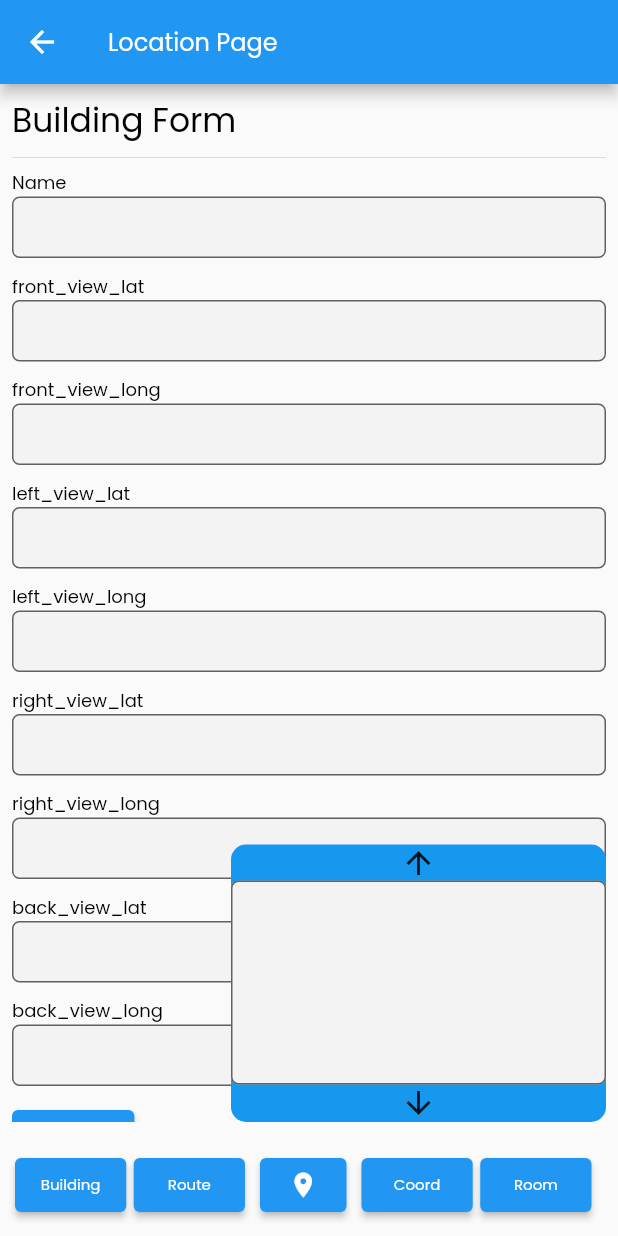
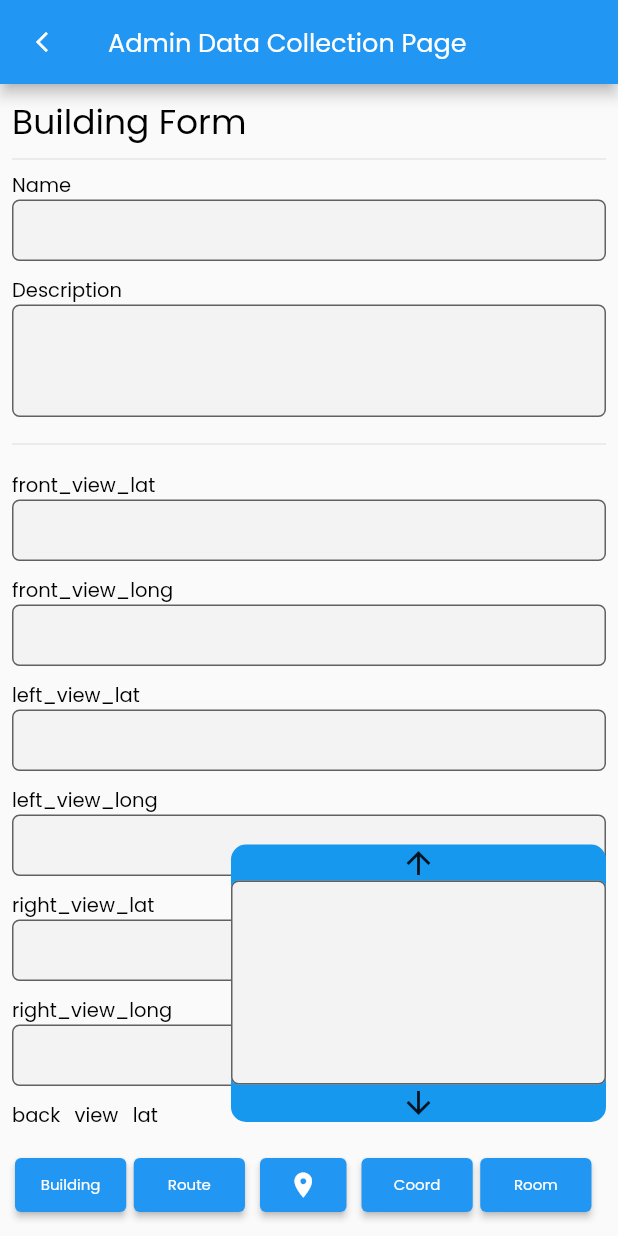
Before and after one commit to coupcode/amarp, a Flutter app: the LocationsPage screen opened directly, on a phone screen of 412 x 824 dp. Run offline on Flutter 3.47's test engine with Material 2 defaults, Android fonts, the phone set to English and light mode, and no system bars; our stand-ins replace camera, flutter_compass, geocoding, geolocator, get; missing offline and left inert: dart:ffi; network calls fail.

Commit message:
feat: building upload api integration done

```diff
--- a/lib/constants.dart
+++ b/lib/constants.dart
@@ -1,6 +1,6 @@
 import 'package:flutter/material.dart';
 
-const baseUrl = "http://127.0.0.1:8000/";
+const baseUrl = "https://armap.pythonanywhere.com/api/v1";
 // Global methods
 deviceSize(context) {
   return MediaQuery.of(context).size;
@@ -51,14 +51,14 @@ class AppInputFieldDecorations {
 
 class AppWhiteTextStyle {
   static const texth1 =
-      TextStyle(fontSize: 22, fontWeight: FontWeight.w500, color: Colors.white);
+      TextStyle(fontSize: 23, fontWeight: FontWeight.w500, color: Colors.white);
   static const texth2 =
-      TextStyle(fontSize: 20, fontWeight: FontWeight.w500, color: Colors.white);
+      TextStyle(fontSize: 21, fontWeight: FontWeight.w500, color: Colors.white);
   static const texth3 =
-      TextStyle(fontSize: 16, fontWeight: FontWeight.w500, color: Colors.white);
+      TextStyle(fontSize: 17, fontWeight: FontWeight.w500, color: Colors.white);
   static const texth4 = TextStyle(fontSize: 14, color: Colors.white);
   static const texth5 =
-      TextStyle(fontSize: 12, fontWeight: FontWeight.w500, color: Colors.white);
+      TextStyle(fontSize: 13, fontWeight: FontWeight.w500, color: Colors.white);
   static const textp =
       TextStyle(fontSize: 10, fontWeight: FontWeight.w500, color: Colors.white);
 
@@ -67,19 +67,19 @@ class AppWhiteTextStyle {
 class AppBlackTextStyle {
 
   static const texth1 =
-      TextStyle(fontSize: 22, fontWeight: FontWeight.w500, color: Colors.black);
+      TextStyle(fontSize: 23, fontWeight: FontWeight.w500, color: Colors.black);
   static const texth2 =
-      TextStyle(fontSize: 20, fontWeight: FontWeight.w500, color: Colors.black);
+      TextStyle(fontSize: 24, fontWeight: FontWeight.w500, color: Colors.black);
   static const texth2B =
-      TextStyle(fontSize: 20, fontWeight: FontWeight.w700, color: Colors.black);
+      TextStyle(fontSize: 21, fontWeight: FontWeight.w700, color: Colors.black);
   static const texth3 =
+      TextStyle(fontSize: 17, fontWeight: FontWeight.w500, color: Colors.black);
+  static const texth4 =
       TextStyle(fontSize: 16, fontWeight: FontWeight.w500, color: Colors.black);
-  static const texth4 =
-      TextStyle(fontSize: 15, fontWeight: FontWeight.w500, color: Colors.black);
   static const texth4B =
-      TextStyle(fontSize: 15, fontWeight: FontWeight.w700, color: Colors.black);
+      TextStyle(fontSize: 16, fontWeight: FontWeight.w700, color: Colors.black);
   static const texth5 =
-      TextStyle(fontSize: 12, fontWeight: FontWeight.w500, color: Colors.black);
+      TextStyle(fontSize: 13, fontWeight: FontWeight.w500, color: Colors.black);
   static const textpBlack =
       TextStyle(fontSize: 10, fontWeight: FontWeight.w500, color: Colors.black);
   static const textpGrey =
--- a/lib/screens/locations.dart
+++ b/lib/screens/locations.dart
@@ -2,7 +2,9 @@
 import 'dart:async';
 import 'dart:ffi';
 
+import 'package:amarp/api/post_class.dart';
 import 'package:amarp/constants.dart';
+import 'package:amarp/widgets/goback_btn.dart';
 import 'package:flutter/material.dart';
 import 'package:geocoding/geocoding.dart';
 import 'package:geolocator/geolocator.dart';
@@ -17,11 +19,14 @@ class LocationsPage extends StatefulWidget {
 class _LocationsPageState extends State<LocationsPage> {
   // Controller vars
   bool isLoading = false;
+  bool isSubmitBtnLoading = false;
   String onTopHeight = "down";
 
   final TextEditingController positionValuesTextControl = TextEditingController();
   // Building Text Controllers
   final TextEditingController buildingName = TextEditingController();
+  final TextEditingController buildingDescription = TextEditingController();
+
   final TextEditingController front_view_lat = TextEditingController();
   final TextEditingController front_view_long = TextEditingController();
 
@@ -75,6 +80,7 @@ class _LocationsPageState extends State<LocationsPage> {
   void dispose() {
     // dispose building controllers
     buildingName.dispose();
+    buildingDescription.dispose();
     front_view_lat.dispose();
     front_view_long.dispose();
     left_view_lat.dispose();
@@ -224,6 +230,24 @@ void startListening(){
                 decoration: AppInputFieldDecorations.decor1,
               ),
               AppPadding.verticalPadding,
+              const Text("Description", style: AppBlackTextStyle.texth5),
+              TextFormField(
+                controller: buildingDescription,
+                style: const TextStyle(fontSize: 12),
+                maxLines: 3,
+                validator: (e) {
+                  if (buildingDescription.text.isEmpty) {
+                    return "This field is required";
+                  } else {
+                    return null;
+                  }
+                },
+                keyboardType: TextInputType.text,
+                decoration: AppInputFieldDecorations.decor1,
+              ),
+              AppPadding.verticalPadding,
+              const Divider(),
+              AppPadding.verticalPadding,
               const Text("front_view_lat", style: AppBlackTextStyle.texth5),
               TextFormField(
                 controller: front_view_lat,
@@ -345,12 +369,47 @@ void startListening(){
               ),
               AppPadding.verticalPadding,
               ElevatedButton(
-                onPressed: (){
+                onPressed: ()async{
+                  print("clicked");
+                  setState(() {
+                    isSubmitBtnLoading = true;
+                  });
                   if (_buildingFormKey.currentState!.validate()) {
+                      Map<String, dynamic> data = {
+                      "description": buildingDescription.text,
+                      "name": buildingName.text,
+                      "front_view_lat": front_view_lat.text,
+                      "front_view_long": front_view_long.text,
+                      "left_view_lat": left_view_lat.text,
+                      "left_view_long": left_view_long.text,
+                      "right_view_lat": right_view_lat.text,
+                      "right_view_long": right_view_long.text,
+                      "back_view_lat": back_view_lat.text,
+                      "back_view_long": back_view_long.text
+                    };
+                    int res = await POSTClass.createBuilding(data);
+                    if (res == 201){
+                      _buildingFormKey.currentState?.reset();
+                    }
+                    setState(() {
+                    isSubmitBtnLoading = false;
+                  });
+                  }
 
-                  }
                 },
-                child: Text("Submit"))
+                child: Row(
+                  mainAxisAlignment: MainAxisAlignment.center,
+                  children: [
+                    Text(isSubmitBtnLoading ? "Uploading.." :"Submit"),
+                    AppPadding.horizontalPadding,
+                    isSubmitBtnLoading
+                    ? const SizedBox(
+                      width: 15,
+                      height: 15,
+                      child:  CircularProgressIndicator(strokeWidth: 2,color: Colors.white, ))
+                    : const SizedBox()
+                  ],
+                ))
             ],
           ));
     }
@@ -679,7 +738,9 @@ void startListening(){
 
 
     return Scaffold(
-      appBar: AppBar(title: const Text("Location Page", style: AppWhiteTextStyle.texth3,)),
+      appBar: AppBar(
+        leading: const GoBackButton(color: AppColors.whitecode),
+        title: const Text("Admin Data Collection Page", style: AppWhiteTextStyle.texth3,)),
       body: SafeArea(
         child: Padding(
           padding: const EdgeInsets.all(8.0),
@@ -701,8 +762,18 @@ void startListening(){
                     ? roomForm()
                     : const Text(""),
 
-                    Text('ADDRESS: ${_currentAddress ?? ""}'),
-                    const SizedBox(height: 32),
+                    AppPadding.verticalPaddingXXL,
+                    const Divider(),
+                    AppPadding.verticalPaddingXXL,
+
+                    Container(
+                      width: deviceSize(context).width,
+                      height: 80,
+                      child: Text('LOCATION ADDRESS: ${_currentAddress ?? "null"}')),
+
+                    AppPadding.verticalPadding,
+                    const Divider(),
+                    AppPadding.verticalPaddingXXL,
 
                   ],
                 ),
```
Also changed, not shown: lib/api/get_class.dart (+50 -46 lines), lib/api/post_class.dart (+148 -144 lines), lib/controller/controller.dart (added, +18 -0 lines), lib/screens/buildings.dart (+34 -26 lines), lib/widgets/goback_btn.dart (+4 -13 lines), pubspec.lock, 7 other files.
